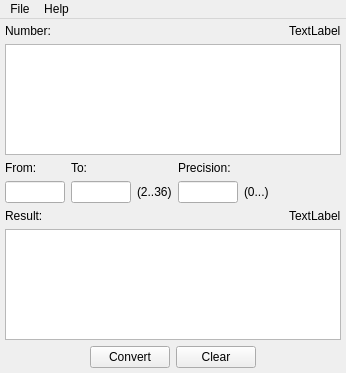
The window that MainWindow.ui (onodu/NumberConverter) describes before a commit, drawn with Qt 5.
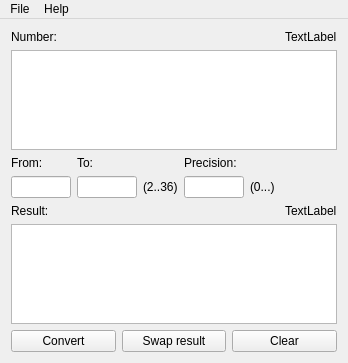
The same window after the commit.

Commit message: Add button to swap input and result numbers

What changed in the file:
```diff
--- a/MainWindow.ui
+++ b/MainWindow.ui
@@ -6,28 +6,16 @@
    <rect>
     <x>0</x>
     <y>0</y>
-    <width>346</width>
-    <height>373</height>
+    <width>348</width>
+    <height>363</height>
    </rect>
   </property>
   <property name="windowTitle">
    <string>NumberConverter</string>
   </property>
   <widget class="QWidget" name="centralWidget">
-   <layout class="QGridLayout" name="gridLayout_4">
-    <property name="leftMargin">
-     <number>5</number>
-    </property>
-    <property name="topMargin">
-     <number>5</number>
-    </property>
-    <property name="rightMargin">
-     <number>5</number>
-    </property>
-    <property name="bottomMargin">
-     <number>5</number>
-    </property>
-    <item row="0" column="0">
+   <layout class="QVBoxLayout" name="verticalLayout">
+    <item>
      <layout class="QGridLayout" name="gridLayout" columnstretch="1,0">
       <item row="0" column="0">
        <widget class="QLabel" name="label">
@@ -58,91 +46,7 @@
       </item>
      </layout>
     </item>
-    <item row="2" column="0">
-     <layout class="QGridLayout" name="gridLayout_2" columnstretch="1,0">
-      <item row="0" column="0">
-       <widget class="QLabel" name="label_4">
-        <property name="text">
-         <string>Result:</string>
-        </property>
-       </widget>
-      </item>
-      <item row="0" column="1">
-       <widget class="QLabel" name="label_6">
-        <property name="text">
-         <string>TextLabel</string>
-        </property>
-       </widget>
-      </item>
-      <item row="1" column="0" colspan="2">
-       <widget class="QPlainTextEdit" name="plainTextEditOutput">
-        <property name="font">
-         <font>
-          <family>Lucida Console</family>
-          <pointsize>9</pointsize>
-         </font>
-        </property>
-        <property name="readOnly">
-         <bool>true</bool>
-        </property>
-       </widget>
-      </item>
-     </layout>
-    </item>
-    <item row="3" column="0">
-     <layout class="QHBoxLayout" name="horizontalLayout">
-      <item>
-       <spacer name="horizontalSpacer_2">
-        <property name="orientation">
-         <enum>Qt::Horizontal</enum>
-        </property>
-        <property name="sizeHint" stdset="0">
-         <size>
-          <width>40</width>
-          <height>20</height>
-         </size>
-        </property>
-       </spacer>
-      </item>
-      <item>
-       <widget class="QPushButton" name="pushButton">
-        <property name="text">
-         <string>Convert</string>
-        </property>
-        <property name="autoDefault">
-         <bool>false</bool>
-        </property>
-        <property name="default">
-         <bool>false</bool>
-        </property>
-       </widget>
-      </item>
-      <item>
-       <widget class="QPushButton" name="pushButton_2">
-        <property name="text">
-         <string>Clear</string>
-        </property>
-        <property name="flat">
-         <bool>false</bool>
-        </property>
-       </widget>
-      </item>
-      <item>
-       <spacer name="horizontalSpacer_3">
-        <property name="orientation">
-         <enum>Qt::Horizontal</enum>
-        </property>
-        <property name="sizeHint" stdset="0">
-         <size>
-          <width>40</width>
-          <height>20</height>
-         </size>
-        </property>
-       </spacer>
-      </item>
-     </layout>
-    </item>
-    <item row="1" column="0">
+    <item>
      <layout class="QGridLayout" name="gridLayout_3" columnstretch="0,0,0,0,0,0">
       <item row="0" column="1">
        <widget class="QLabel" name="label_3">
@@ -242,6 +146,71 @@
       </item>
      </layout>
     </item>
+    <item>
+     <layout class="QGridLayout" name="gridLayout_2" columnstretch="1,0">
+      <item row="0" column="0">
+       <widget class="QLabel" name="label_4">
+        <property name="text">
+         <string>Result:</string>
+        </property>
+       </widget>
+      </item>
+      <item row="0" column="1">
+       <widget class="QLabel" name="label_6">
+        <property name="text">
+         <string>TextLabel</string>
+        </property>
+       </widget>
+      </item>
+      <item row="1" column="0" colspan="2">
+       <widget class="QPlainTextEdit" name="plainTextEditOutput">
+        <property name="font">
+         <font>
+          <family>Lucida Console</family>
+          <pointsize>9</pointsize>
+         </font>
+        </property>
+        <property name="readOnly">
+         <bool>true</bool>
+        </property>
+       </widget>
+      </item>
+     </layout>
+    </item>
+    <item>
+     <layout class="QHBoxLayout" name="horizontalLayout">
+      <item>
+       <widget class="QPushButton" name="pushButtonConvert">
+        <property name="text">
+         <string>Convert</string>
+        </property>
+        <property name="autoDefault">
+         <bool>false</bool>
+        </property>
+        <property name="default">
+         <bool>false</bool>
+        </property>
+       </widget>
+      </item>
+      <item>
+       <widget class="QPushButton" name="pushButtonSwap">
+        <property name="text">
+         <string>Swap result</string>
+        </property>
+       </widget>
+      </item>
+      <item>
+       <widget class="QPushButton" name="pushButtonClear">
+        <property name="text">
+         <string>Clear</string>
+        </property>
+        <property name="flat">
+         <bool>false</bool>
+        </property>
+       </widget>
+      </item>
+     </layout>
+    </item>
    </layout>
   </widget>
   <widget class="QMenuBar" name="menuBar">
@@ -249,8 +218,8 @@
     <rect>
      <x>0</x>
      <y>0</y>
-     <width>346</width>
-     <height>22</height>
+     <width>348</width>
+     <height>21</height>
     </rect>
    </property>
    <widget class="QMenu" name="menu">
```
Left out of the diff: 4 changed lines with no effect on the pictures. The commit also changes 2 other files.
